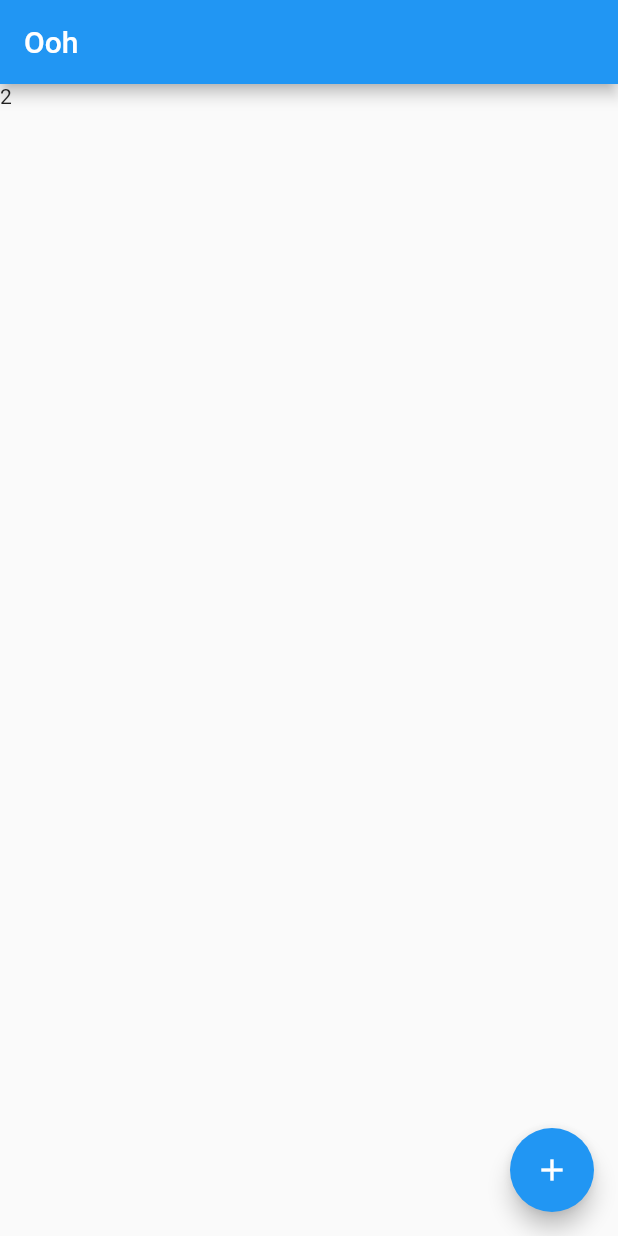
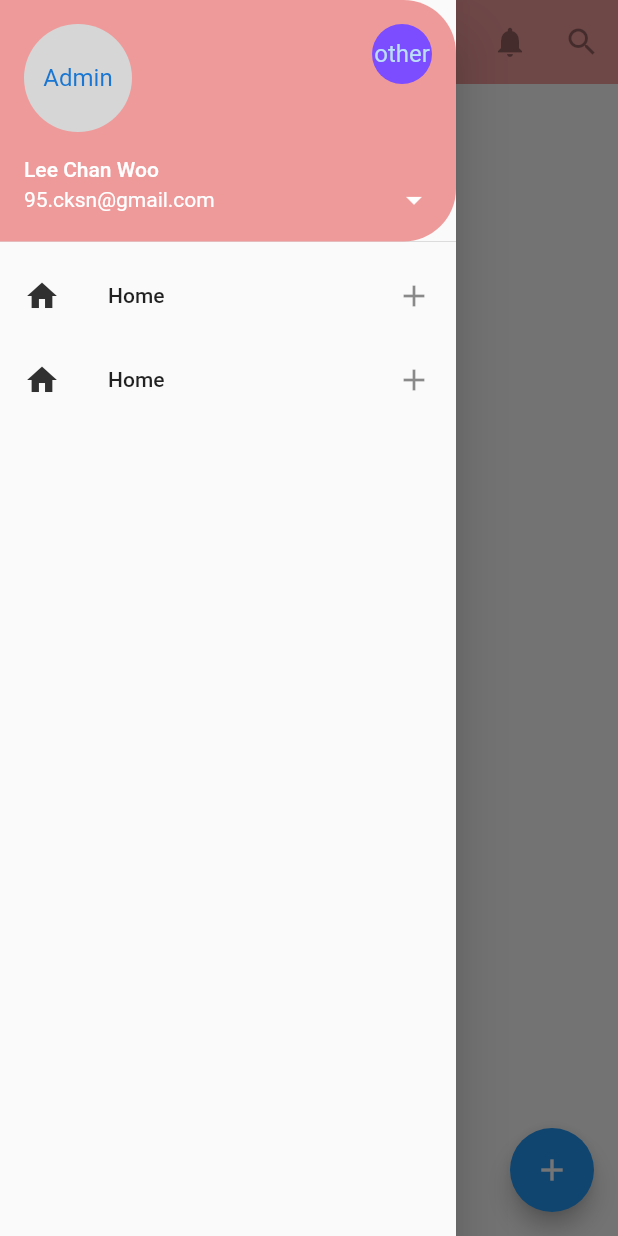
Before and after one commit to 2ChanWoo/StartFlutter, a Flutter app: the screen it shows after launch, with the side drawer open (before the commit the screen has no drawer), on a phone screen of 412 x 824 dp. Run offline on Flutter 3.47's test engine with Material 2 defaults, Android fonts, the phone set to English and light mode, and no system bars; our stand-ins replace fluttertoast.

Commit message:
추가 - Drawer, SnackBar.
그리고 fluttertoast 라이브러리만 추가.

```diff
--- a/lib/main.dart
+++ b/lib/main.dart
@@ -1,4 +1,37 @@
+/*
+void main()
+{
+  int a=1, b=2;
+
+  int i = plus(a);
+  var s = () => ++a;
+  var v = plus;
+
+  print(plus(a));
+  print(plus);
+  print(plus(a).runtimeType);
+  print(v);
+  print(a);
+  print(s);
+
+}
+
+int plus(int a)
+{
+  return ++a;
+}
+
+*/
+
+/*
+onPress 는 주로 버튼에 사용되고,
+inTap 은 gestureDetector 또는 InkWell 에 대하여 사용됨. :: 두 번 탭하기, 길게누르기 등 '동작'
+ */
+
+
+import 'package:flutter/cupertino.dart';
 import 'package:flutter/material.dart';
+import 'package:fluttertoast/fluttertoast.dart';
 
 void main() {
   runApp(MyApp());
@@ -7,29 +40,30 @@ void main() {
 class MyApp extends StatelessWidget {
   // This widget is the root of your application.
   @override
+  //build : 위젯을 생성할 때 호출되는데, 실제로 화면에 그릴 위젯을 반환합니다.
   Widget build(BuildContext context) {
     return MaterialApp(
-      title: 'Flutter Demo',
+      title: 'Flutter Demo',  //실제 앱의 이름? Text위젯을 쓰지 않음.
       theme: ThemeData(
 
-        primarySwatch: Colors.blue,
-
+        primarySwatch: Colors.blue, //MyApp(메인앱) 에서는 색상이 한정되어 있는데,,?
+        //materialApp 에서의 색상이 한정되어있다고 나옴.
         visualDensity: VisualDensity.adaptivePlatformDensity,
       ),
-      home: Main_stful('Ooh'),
+      home: Main_Stful('Ooh'),
     );
   }
 }
 
-class Main_stful extends StatefulWidget {
+class Main_Stful extends StatefulWidget {
   final String title;
-  Main_stful(this.title);
+  Main_Stful(this.title);
 
   @override
-  _Main_stfulState createState() => _Main_stfulState();
+  _Main_StfulState createState() => _Main_StfulState();
 }
 
-class _Main_stfulState extends State<Main_stful> {
+class _Main_StfulState extends State<Main_Stful> {
   int _message = 2;
 
   @override
@@ -37,12 +71,114 @@ class _Main_stfulState extends State<Main_stful> {
     //return Container();
     return Scaffold(
       floatingActionButton: FloatingActionButton(
-        child: Icon(Icons.add),
-        onPressed: () => setState(() => _message *= 2)
+          child: Icon(Icons.add),
+          onPressed: () => setState(() => _message *= 2)
       ),
-        appBar: AppBar(
-          title : Text(widget.title)
+      appBar: AppBar(
+        title : Text(widget.title),
+        backgroundColor: Colors.red[200], //red 는 50단위가 없넹,,
+        centerTitle: true,
+//          leading: //앱바 좌측에 나타나는 형태. (리스트타일? 에서도 쓰임)
+//            IconButton(icon: Icon(Icons.menu,), onPressed: null), //drawer 를 생성하면 자동으로 생성되기 때문에, 일단 지움.
+        actions: //앱바 우측에 나타나는 형태
+        <Widget>[
+          IconButton(icon: Icon(Icons.notifications,), onPressed: null),
+          IconButton(icon: Icon(Icons.search,), onPressed: null),
+        ],
+        elevation: 0.0, //위젯의 높이. 숫자가 클수록 앱바가 떠 있는 효과. (그림자로 효과주는듯)
+      ),
+
+      body: Builder(builder: (BuildContext ctx) {
+        return  Center(  //이 센터랑 패딩이랑 같이 못쓰나..? 왜 안돼냐
+          //  Padding( padding : EdgeInsets.fromLTRB(30, 40, 0, 0),
+          child: Column(  //정렬하기 전에는, 위에 붙어 있어서, ali 까지 치면 main,cross aligment 이렇게 2개 나옴.
+            mainAxisAlignment: MainAxisAlignment.center,
+            children: <Widget>[
+              Text('2의 배수', style: TextStyle(fontSize: 30),),
+              SizedBox(height: 30,),  //세로간격 위 아래 15px 씩 넓힘
+              Text(_message.toString(), style: TextStyle(fontSize: 30),),
+              RaisedButton(     //Raised button, Floating action button
+                onPressed: (){
+                  //스낵바를 함수로 만들면 굳이 Builder 를 선언할 필요가 없어짐. (코딩셰프 강좌 19)
+                  Scaffold.of(ctx).showSnackBar(SnackBar( //
+                    content: Text('Hello',
+                      textAlign: TextAlign.center,),
+                    duration: Duration(seconds: 1),
+                    backgroundColor: Colors.teal,
+                  ));
+                },
+                child: Text('Show me!',
+                  style: TextStyle(
+                      color: Colors.black
+                  ),
+                ),
+                color: Colors.red[100],
+              )
+            ],
+          ),
+          //  ),
+        );
+      }),
+      //    )
+      drawer: Drawer(
+        child : ListView(
+          padding: EdgeInsets.zero,
+          children: <Widget>[
+            UserAccountsDrawerHeader(
+              currentAccountPicture: CircleAvatar(
+                backgroundColor: Colors.grey[350],
+                child: Text('Admin'),
+              ),
+              otherAccountsPictures: <Widget>[    //다른계정.. 쓸 일이 있을까?
+                CircleAvatar(
+                  backgroundColor: Colors.deepPurpleAccent,
+                  child: Text('other'),
+                )
+              ],
+              accountName: Text('Lee Chan Woo'),        //@require
+              accountEmail: Text('95.cksn@gmail.com'),  //@require
+              onDetailsPressed: (){
+                // 화살표를 눌렀을 때 적용 될 함수. ////////////////
+              },
+              decoration: BoxDecoration(
+                  color: Colors.red[200],
+                  borderRadius: BorderRadius.only(
+                      bottomRight: Radius.circular(35.0),
+                      topRight: Radius.circular(35.0) //Drawer 큰 틀의 흰색 모서리는 어떻게 없앨까?
+                  )
+              ),
+            ),
+            ListTile(
+              leading: Icon(Icons.home,
+                  color: Colors.grey[850]
+              ),
+              title: Text('Home'),
+              onTap: (){
+                //탭 했을 경우 함수. 터치 효과까지 자동으로!
+              },
+              trailing: Icon(Icons.add),
+            ),
+            ListTile(
+              leading: Icon(Icons.home,
+                  color: Colors.grey[850]
+              ),
+              title: Text('Home'),
+              onTap: (){
+                //탭 했을 경우 함수. 터치 효과까지 자동으로!
+              },
+              trailing: Icon(Icons.add),
+            )
+          ],
         ),
-        body: Text(_message.toString()));
+      ),
+    );
   }
 }
+
+
+
+void flutterToast(){
+  // 코딩셰프 19강
+  // 기능 삭제된듯..
+  //Fluttertoast.
+}
--- a/pubspec.yaml
+++ b/pubspec.yaml
@@ -28,6 +28,7 @@ dependencies:
   # The following adds the Cupertino Icons font to your application.
   # Use with the CupertinoIcons class for iOS style icons.
   cupertino_icons: ^0.1.3
+  fluttertoast: ^6.0.1
 
 dev_dependencies:
   flutter_test:
```
Also changed, not shown: pubspec.lock.
